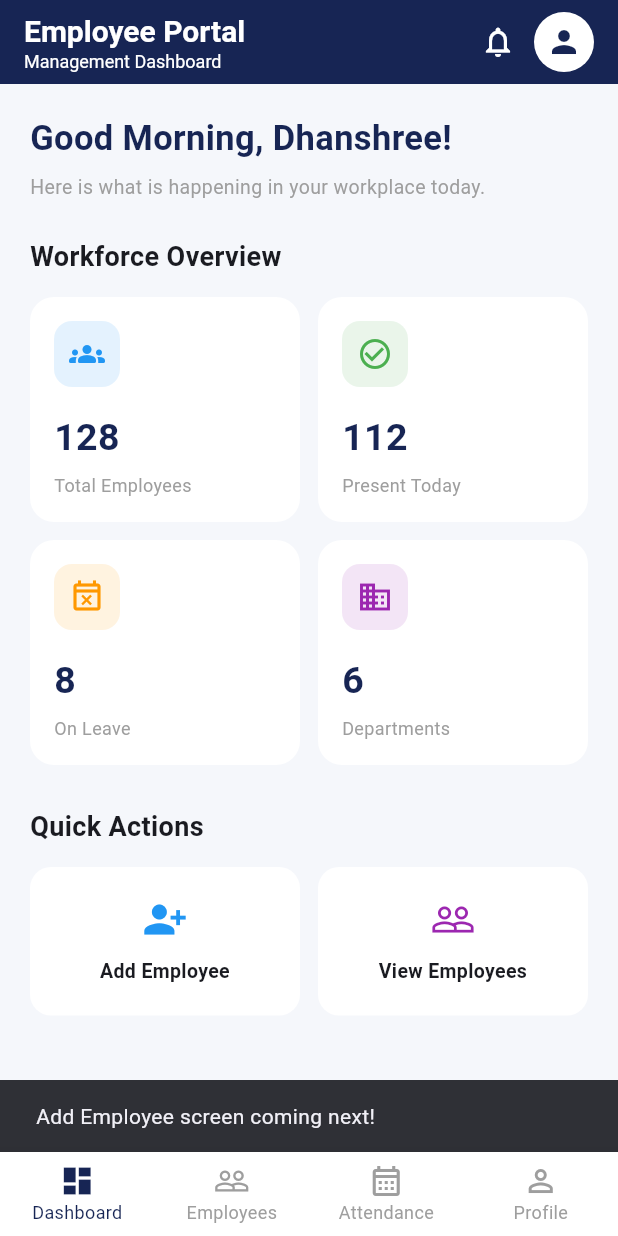
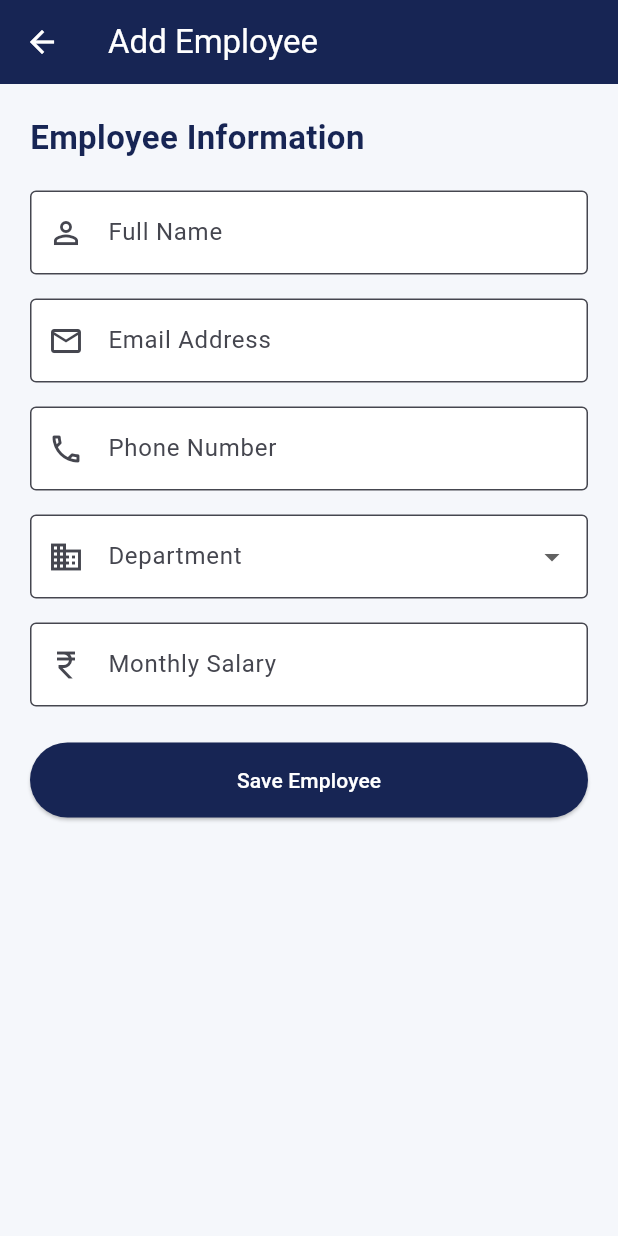
Before and after one commit to DhanshreePabal11/employee-management-system, a Flutter app: the DashboardScreen screen opened directly, after a tap on "Add Employee", on a phone screen of 412 x 824 dp. Run offline on Flutter 3.47's test engine with Material 3 defaults, Android fonts, the phone set to English and light mode, and no system bars.

Commit message:
Sucessfully added employee

```diff
--- a/lib/view/add_employee_screen.dart
+++ b/lib/view/add_employee_screen.dart
@@ -0,0 +1,217 @@
+
+import 'package:flutter/material.dart';
+
+class AddEmployeeScreen extends StatefulWidget {
+  const AddEmployeeScreen({super.key});
+
+  @override
+  State<AddEmployeeScreen> createState() => _AddEmployeeScreenState();
+}
+
+class _AddEmployeeScreenState extends State<AddEmployeeScreen> {
+  final _formKey = GlobalKey<FormState>();
+
+  final nameController = TextEditingController();
+  final emailController = TextEditingController();
+  final phoneController = TextEditingController();
+  final salaryController = TextEditingController();
+
+  String? department;
+
+  void saveEmployee() {
+    if (_formKey.currentState!.validate()) {
+      ScaffoldMessenger.of(context).showSnackBar(
+        const SnackBar(
+          content: Text('Employee added successfully!'),
+        ),
+      );
+
+      Navigator.pop(context);
+    }
+  }
+
+  @override
+  void dispose() {
+    nameController.dispose();
+    emailController.dispose();
+    phoneController.dispose();
+    salaryController.dispose();
+    super.dispose();
+  }
+
+  @override
+  Widget build(BuildContext context) {
+    return Scaffold(
+      backgroundColor: const Color(0xFFF5F7FB),
+      appBar: AppBar(
+        title: const Text('Add Employee'),
+        backgroundColor: const Color(0xFF172554),
+        foregroundColor: Colors.white,
+      ),
+      body: SingleChildScrollView(
+        padding: const EdgeInsets.all(20),
+        child: Form(
+          key: _formKey,
+          child: Column(
+            crossAxisAlignment: CrossAxisAlignment.start,
+            children: [
+              const Text(
+                'Employee Information',
+                style: TextStyle(
+                  fontSize: 22,
+                  fontWeight: FontWeight.bold,
+                  color: Color(0xFF172554),
+                ),
+              ),
+
+              const SizedBox(height: 20),
+
+              TextFormField(
+                controller: nameController,
+                decoration: const InputDecoration(
+                  labelText: 'Full Name',
+                  prefixIcon: Icon(Icons.person_outline),
+                  border: OutlineInputBorder(),
+                  filled: true,
+                  fillColor: Colors.white,
+                ),
+                validator: (value) {
+                  if (value == null || value.isEmpty) {
+                    return 'Enter employee name';
+                  }
+                  return null;
+                },
+              ),
+
+              const SizedBox(height: 16),
+
+              TextFormField(
+                controller: emailController,
+                keyboardType: TextInputType.emailAddress,
+                decoration: const InputDecoration(
+                  labelText: 'Email Address',
+                  prefixIcon: Icon(Icons.email_outlined),
+                  border: OutlineInputBorder(),
+                  filled: true,
+                  fillColor: Colors.white,
+                ),
+                validator: (value) {
+                  if (value == null || value.isEmpty) {
+                    return 'Enter email';
+                  }
+                  if (!value.contains('@')) {
+                    return 'Enter a valid email';
+                  }
+                  return null;
+                },
+              ),
+
+              const SizedBox(height: 16),
+
+              TextFormField(
+                controller: phoneController,
+                keyboardType: TextInputType.phone,
+                decoration: const InputDecoration(
+                  labelText: 'Phone Number',
+                  prefixIcon: Icon(Icons.phone_outlined),
+                  border: OutlineInputBorder(),
+                  filled: true,
+                  fillColor: Colors.white,
+                ),
+                validator: (value) {
+                  if (value == null || value.isEmpty) {
+                    return 'Enter phone number';
+                  }
+                  if (value.length != 10) {
+                    return 'Enter 10-digit phone number';
+                  }
+                  return null;
+                },
+              ),
+
+              const SizedBox(height: 16),
+
+              DropdownButtonFormField<String>(
+                decoration: const InputDecoration(
+                  labelText: 'Department',
+                  prefixIcon: Icon(Icons.business_outlined),
+                  border: OutlineInputBorder(),
+                  filled: true,
+                  fillColor: Colors.white,
+                ),
+                items: const [
+                  DropdownMenuItem(
+                    value: 'HR',
+                    child: Text('Human Resources'),
+                  ),
+                  DropdownMenuItem(
+                    value: 'IT',
+                    child: Text('Information Technology'),
+                  ),
+                  DropdownMenuItem(
+                    value: 'Finance',
+                    child: Text('Finance'),
+                  ),
+                  DropdownMenuItem(
+                    value: 'Marketing',
+                    child: Text('Marketing'),
+                  ),
+                  DropdownMenuItem(
+                    value: 'Sales',
+                    child: Text('Sales'),
+                  ),
+                ],
+                onChanged: (value) {
+                  setState(() {
+                    department = value;
+                  });
+                },
+                validator: (value) {
+                  if (value == null) {
+                    return 'Select department';
+                  }
+                  return null;
+                },
+              ),
+
+              const SizedBox(height: 16),
+
+              TextFormField(
+                controller: salaryController,
+                keyboardType: TextInputType.number,
+                decoration: const InputDecoration(
+                  labelText: 'Monthly Salary',
+                  prefixIcon: Icon(Icons.currency_rupee),
+                  border: OutlineInputBorder(),
+                  filled: true,
+                  fillColor: Colors.white,
+                ),
+                validator: (value) {
+                  if (value == null || value.isEmpty) {
+                    return 'Enter salary';
+                  }
+                  return null;
+                },
+              ),
+
+              const SizedBox(height: 24),
+
+              SizedBox(
+                width: double.infinity,
+                height: 50,
+                child: ElevatedButton(
+                  onPressed: saveEmployee,
+                  style: ElevatedButton.styleFrom(
+                    backgroundColor: const Color(0xFF172554),
+                    foregroundColor: Colors.white,
+                  ),
+                  child: const Text('Save Employee'),
+                ),
+              ),
+            ],
+          ),
+        ),
+      ),
+    );
+  }
+}
--- a/lib/view/dashboard_screen.dart
+++ b/lib/view/dashboard_screen.dart
@@ -1,5 +1,5 @@
-
 import 'package:flutter/material.dart';
+import 'add_employee_screen.dart';
 
 class DashboardScreen extends StatefulWidget {
   const DashboardScreen({super.key});
@@ -18,7 +18,6 @@ class _DashboardScreenState extends State<DashboardScreen> {
   Widget build(BuildContext context) {
     return Scaffold(
       backgroundColor: backgroundColor,
-
       appBar: AppBar(
         backgroundColor: primaryColor,
         foregroundColor: Colors.white,
@@ -165,11 +164,11 @@ class _DashboardScreenState extends State<DashboardScreen> {
                     Icons.person_add_alt_1,
                     Colors.blue,
                     () {
-                      ScaffoldMessenger.of(context).showSnackBar(
-                        const SnackBar(
-                          content: Text(
-                            'Add Employee screen coming next!',
-                          ),
+                      Navigator.push(
+                        context,
+                        MaterialPageRoute(
+                          builder: (context) =>
+                              const AddEmployeeScreen(),
                         ),
                       );
                     },
--- a/lib/view/splash_screen.dart
+++ b/lib/view/splash_screen.dart
@@ -1,6 +1,6 @@
 
 import 'package:flutter/material.dart';
-import 'dashboard_screen.dart';
+// import 'dashboard_screen.dart';
 import 'login_screen.dart';
 
 class SplashScreen extends StatefulWidget {
```
